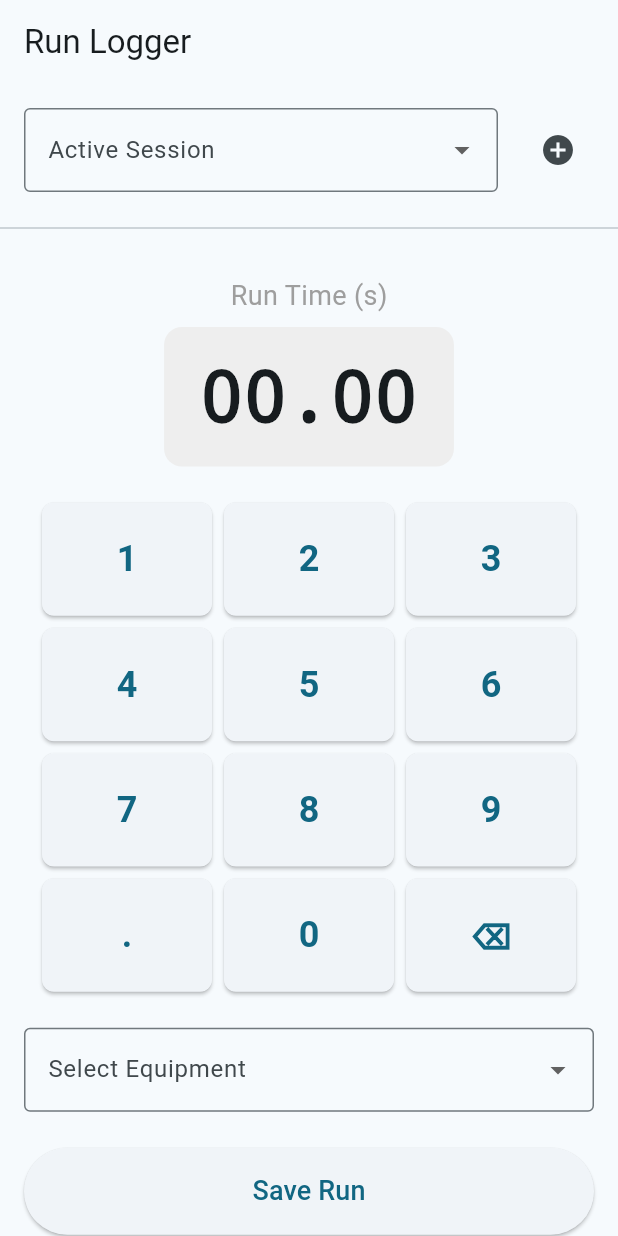
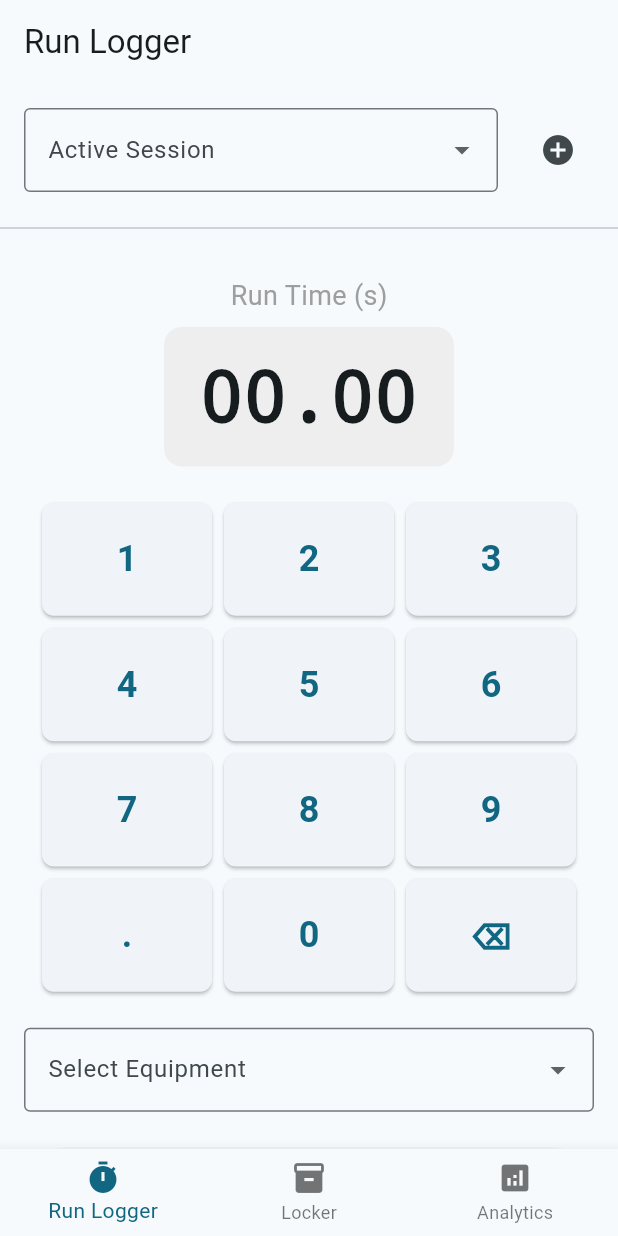
Before and after one commit to jjdavi23/Ski-Analytics-Tracker, a Flutter app: the screen it shows after launch, on a phone screen of 412 x 824 dp. Run offline on Flutter 3.47's test engine with Material 3 defaults, Android fonts, the phone set to English and light mode, and no system bars; our stand-ins replace flutter_riverpod.

Commit message:
making a mainscreen that leads to others

```diff
--- a/lib/main.dart
+++ b/lib/main.dart
@@ -1,6 +1,6 @@
 import 'package:flutter/material.dart';
 import 'package:flutter_riverpod/flutter_riverpod.dart';
-import 'screens/run_logger_screen.dart'; // Pointing to your new screen!
+import 'screens/main_screen.dart'; // Import the new main screen
 
 void main() {
   // ProviderScope is the Riverpod "radio tower" that powers your whole app
@@ -19,8 +19,8 @@ class MyApp extends StatelessWidget {
         colorScheme: ColorScheme.fromSeed(seedColor: Colors.blueGrey),
         useMaterial3: true,
       ),
-      // THIS is the magic line. We are setting your Run Logger as the home screen!
-      home: const RunLoggerScreen(),
+      // Setting MainScreen as the home screen!
+      home: const MainScreen(),
     );
   }
 }
--- /dev/null
+++ b/lib/screens/main_screen.dart
@@ -0,0 +1,55 @@
+import 'package:flutter/material.dart';
+import 'equipment_locker_screen.dart';
+import 'run_logger_screen.dart';
+import 'analytics_screen.dart';
+
+class MainScreen extends StatefulWidget {
+  const MainScreen({super.key});
+
+  @override
+  State<MainScreen> createState() => _MainScreenState();
+}
+
+class _MainScreenState extends State<MainScreen> {
+  int _selectedIndex = 0;
+
+  final List<Widget> _pages = [
+    const RunLoggerScreen(),
+    const EquipmentLockerScreen(),
+    const AnalyticsScreen(),
+  ];
+
+  void _onItemTapped(int index) {
+    setState(() {
+      _selectedIndex = index;
+    });
+  }
+
+  @override
+  Widget build(BuildContext context) {
+    return Scaffold(
+      body: IndexedStack(
+        index: _selectedIndex,
+        children: _pages,
+      ),
+      bottomNavigationBar: BottomNavigationBar(
+        currentIndex: _selectedIndex,
+        onTap: _onItemTapped,
+        items: const [
+          BottomNavigationBarItem(
+            icon: Icon(Icons.timer),
+            label: 'Run Logger',
+          ),
+          BottomNavigationBarItem(
+            icon: Icon(Icons.inventory),
+            label: 'Locker',
+          ),
+          BottomNavigationBarItem(
+            icon: Icon(Icons.analytics),
+            label: 'Analytics',
+          ),
+        ],
+      ),
+    );
+  }
+}
```
Also changed, not shown: 1 other file.
